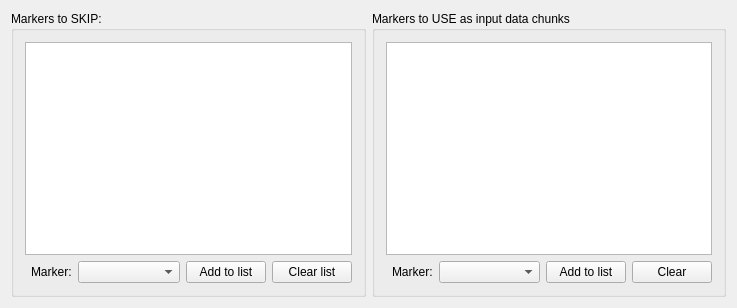
Qt form src/Widgets/AwSelectInputDataWidget.ui (HIP-infrastructure/anywave-code) before a commit.
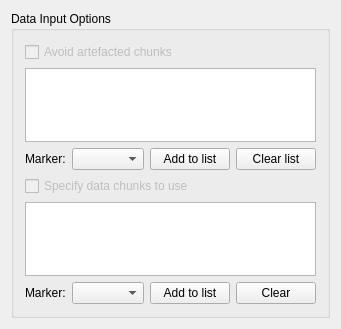
The same form after that commit. Custom widgets are drawn as their Qt base class.

Diff of the .ui file:
```diff
--- a/src/Widgets/AwSelectInputDataWidget.ui
+++ b/src/Widgets/AwSelectInputDataWidget.ui
@@ -6,52 +6,44 @@
    <rect>
     <x>0</x>
     <y>0</y>
-    <width>737</width>
-    <height>308</height>
+    <width>327</width>
+    <height>329</height>
    </rect>
   </property>
   <property name="windowTitle">
    <string>AwSelectInputDataWidget</string>
   </property>
-  <layout class="QHBoxLayout" name="horizontalLayout">
+  <layout class="QVBoxLayout" name="verticalLayout_2">
    <item>
-    <widget class="QGroupBox" name="groupBoxMarkers">
+    <widget class="QGroupBox" name="groupBox">
+     <property name="sizePolicy">
+      <sizepolicy hsizetype="Expanding" vsizetype="Expanding">
+       <horstretch>0</horstretch>
+       <verstretch>0</verstretch>
+      </sizepolicy>
+     </property>
      <property name="title">
-      <string>Markers to SKIP:</string>
+      <string>Data Input Options</string>
      </property>
-     <layout class="QGridLayout" name="gridLayout_2">
-      <item row="1" column="3">
-       <widget class="QPushButton" name="buttonSkip">
-        <property name="sizePolicy">
-         <sizepolicy hsizetype="Preferred" vsizetype="Fixed">
-          <horstretch>0</horstretch>
-          <verstretch>0</verstretch>
-         </sizepolicy>
+     <layout class="QVBoxLayout" name="verticalLayout" stretch="0,0,1,0,0,1,0,0">
+      <item>
+       <widget class="QCheckBox" name="checkSkip">
+        <property name="enabled">
+         <bool>false</bool>
         </property>
         <property name="text">
-         <string>Add to list</string>
+         <string>Avoid artefacted chunks</string>
         </property>
        </widget>
       </item>
-      <item row="1" column="2">
-       <widget class="AwComboMarker" name="comboSkip">
-        <property name="sizePolicy">
-         <sizepolicy hsizetype="Expanding" vsizetype="Fixed">
-          <horstretch>0</horstretch>
-          <verstretch>0</verstretch>
-         </sizepolicy>
-        </property>
-       </widget>
-      </item>
-      <item row="1" column="1">
-       <widget class="QLabel" name="label">
-        <property name="text">
-         <string>Marker:</string>
-        </property>
-       </widget>
-      </item>
-      <item row="0" column="0" colspan="5">
+      <item>
        <widget class="QListWidget" name="listWidgetSkip">
+        <property name="sizePolicy">
+         <sizepolicy hsizetype="Expanding" vsizetype="Preferred">
+          <horstretch>0</horstretch>
+          <verstretch>0</verstretch>
+         </sizepolicy>
+        </property>
         <property name="toolTip">
          <string>Markers in this list will  be skipped</string>
         </property>
@@ -60,53 +52,71 @@
         </property>
        </widget>
       </item>
-      <item row="1" column="4">
-       <widget class="QPushButton" name="buttonClearSkip">
-        <property name="sizePolicy">
-         <sizepolicy hsizetype="Preferred" vsizetype="Fixed">
-          <horstretch>0</horstretch>
-          <verstretch>0</verstretch>
-         </sizepolicy>
-        </property>
-        <property name="text">
-         <string>Clear list</string>
-        </property>
-       </widget>
+      <item>
+       <layout class="QHBoxLayout" name="horizontalLayout">
+        <item>
+         <widget class="QLabel" name="labelSkip">
+          <property name="text">
+           <string>Marker:</string>
+          </property>
+         </widget>
+        </item>
+        <item>
+         <widget class="AwComboMarker" name="comboSkip">
+          <property name="sizePolicy">
+           <sizepolicy hsizetype="Expanding" vsizetype="Preferred">
+            <horstretch>0</horstretch>
+            <verstretch>0</verstretch>
+           </sizepolicy>
+          </property>
+         </widget>
+        </item>
+        <item>
+         <widget class="QPushButton" name="buttonSkip">
+          <property name="sizePolicy">
+           <sizepolicy hsizetype="Preferred" vsizetype="Preferred">
+            <horstretch>0</horstretch>
+            <verstretch>0</verstretch>
+           </sizepolicy>
+          </property>
+          <property name="text">
+           <string>Add to list</string>
+          </property>
+         </widget>
+        </item>
+        <item>
+         <widget class="QPushButton" name="buttonClearSkip">
+          <property name="sizePolicy">
+           <sizepolicy hsizetype="Preferred" vsizetype="Preferred">
+            <horstretch>0</horstretch>
+            <verstretch>0</verstretch>
+           </sizepolicy>
+          </property>
+          <property name="text">
+           <string>Clear list</string>
+          </property>
+         </widget>
+        </item>
+       </layout>
       </item>
-     </layout>
-    </widget>
-   </item>
-   <item>
-    <widget class="QGroupBox" name="groupBox_3">
-     <property name="title">
-      <string>Markers to USE as input data chunks</string>
-     </property>
-     <layout class="QGridLayout" name="gridLayout_3">
-      <item row="1" column="4">
-       <widget class="QPushButton" name="buttonClearUse">
-        <property name="sizePolicy">
-         <sizepolicy hsizetype="Preferred" vsizetype="Fixed">
-          <horstretch>0</horstretch>
-          <verstretch>0</verstretch>
-         </sizepolicy>
+      <item>
+       <widget class="QCheckBox" name="checkUse">
+        <property name="enabled">
+         <bool>false</bool>
         </property>
         <property name="text">
-         <string>Clear</string>
+         <string>Specify data chunks to use</string>
         </property>
        </widget>
       </item>
-      <item row="1" column="2">
-       <widget class="AwComboMarker" name="comboUse">
-        <property name="sizePolicy">
-         <sizepolicy hsizetype="Expanding" vsizetype="Fixed">
-          <horstretch>0</horstretch>
-          <verstretch>0</verstretch>
-         </sizepolicy>
-        </property>
-       </widget>
-      </item>
-      <item row="0" column="0" colspan="5">
+      <item>
        <widget class="QListWidget" name="listWidgetUse">
+        <property name="sizePolicy">
+         <sizepolicy hsizetype="Expanding" vsizetype="Preferred">
+          <horstretch>0</horstretch>
+          <verstretch>0</verstretch>
+         </sizepolicy>
+        </property>
         <property name="toolTip">
          <string>Markers in this list will be used as input.
 Their position and duration may be modified depending on the list of markers to skip.</string>
@@ -116,35 +126,101 @@
         </property>
        </widget>
       </item>
-      <item row="1" column="1">
-       <widget class="QLabel" name="label_5">
-        <property name="sizePolicy">
-         <sizepolicy hsizetype="Preferred" vsizetype="Preferred">
-          <horstretch>0</horstretch>
-          <verstretch>0</verstretch>
-         </sizepolicy>
+      <item>
+       <layout class="QHBoxLayout" name="horizontalLayout_2">
+        <item>
+         <widget class="QLabel" name="labelUse">
+          <property name="sizePolicy">
+           <sizepolicy hsizetype="Preferred" vsizetype="Preferred">
+            <horstretch>0</horstretch>
+            <verstretch>0</verstretch>
+           </sizepolicy>
+          </property>
+          <property name="text">
+           <string>Marker:</string>
+          </property>
+         </widget>
+        </item>
+        <item>
+         <widget class="AwComboMarker" name="comboUse">
+          <property name="sizePolicy">
+           <sizepolicy hsizetype="Expanding" vsizetype="Preferred">
+            <horstretch>0</horstretch>
+            <verstretch>0</verstretch>
+           </sizepolicy>
+          </property>
+         </widget>
+        </item>
+        <item>
+         <widget class="QPushButton" name="buttonUse">
+          <property name="sizePolicy">
+           <sizepolicy hsizetype="Preferred" vsizetype="Preferred">
+            <horstretch>0</horstretch>
+            <verstretch>0</verstretch>
+           </sizepolicy>
+          </property>
+          <property name="text">
+           <string>Add to list</string>
+          </property>
+         </widget>
+        </item>
+        <item>
+         <widget class="QPushButton" name="buttonClearUse">
+          <property name="sizePolicy">
+           <sizepolicy hsizetype="Preferred" vsizetype="Preferred">
+            <horstretch>0</horstretch>
+            <verstretch>0</verstretch>
+           </sizepolicy>
+          </property>
+          <property name="text">
+           <string>Clear</string>
+          </property>
+         </widget>
+        </item>
+       </layout>
+      </item>
+      <item>
+       <spacer name="verticalSpacer_3">
+        <property name="orientation">
+         <enum>Qt::Vertical</enum>
         </property>
-        <property name="text">
-         <string>Marker:</string>
+        <property name="sizeHint" stdset="0">
+         <size>
+          <width>20</width>
+          <height>40</height>
+         </size>
         </property>
-       </widget>
+       </spacer>
       </item>
-      <item row="1" column="3">
-       <widget class="QPushButton" name="buttonUse">
-        <property name="sizePolicy">
-         <sizepolicy hsizetype="Preferred" vsizetype="Fixed">
-          <horstretch>0</horstretch>
-          <verstretch>0</verstretch>
-         </sizepolicy>
+      <item>
+       <spacer name="verticalSpacer">
+        <property name="orientation">
+         <enum>Qt::Vertical</enum>
         </property>
-        <property name="text">
-         <string>Add to list</string>
+        <property name="sizeHint" stdset="0">
+         <size>
+          <width>20</width>
+          <height>40</height>
+         </size>
         </property>
-       </widget>
+       </spacer>
       </item>
      </layout>
     </widget>
    </item>
+   <item>
+    <spacer name="verticalSpacer_2">
+     <property name="orientation">
+      <enum>Qt::Vertical</enum>
+     </property>
+     <property name="sizeHint" stdset="0">
+      <size>
+       <width>20</width>
+       <height>40</height>
+      </size>
+     </property>
+    </spacer>
+   </item>
   </layout>
  </widget>
  <layoutdefault spacing="6" margin="11"/>
```
Left out of the diff: 167 changed lines with no effect on the pictures.
